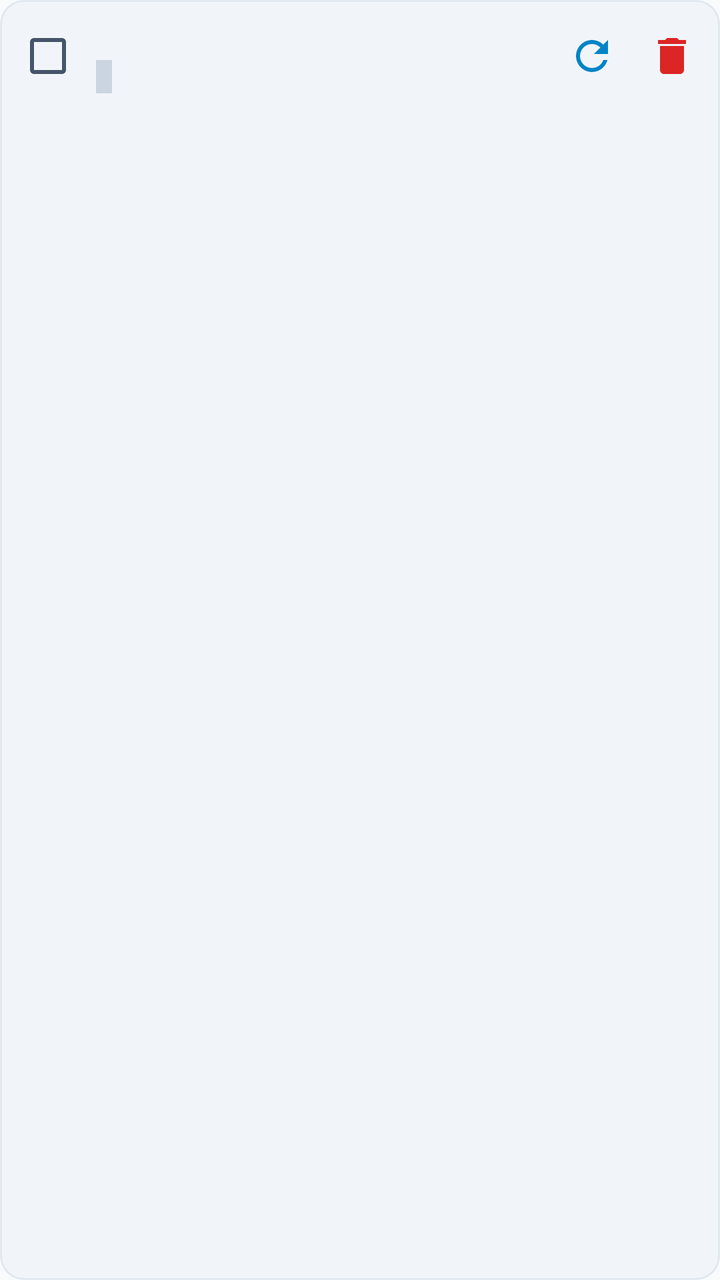
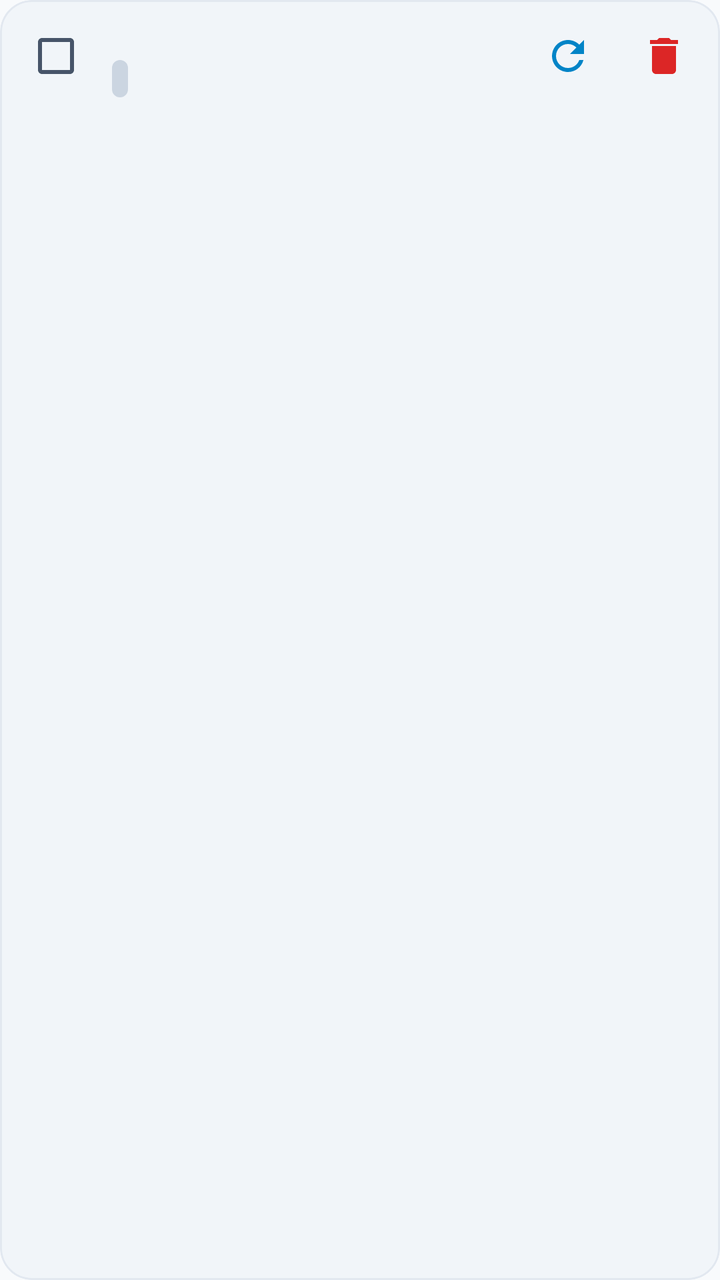

Compare the two renders of this Android layout. The source of the first and the diff that turns it into the second are given below.
<!-- AndroidManifest.xml: application theme Theme.XClient -->
<!-- res/layout/item_preferred_source.xml -->
<?xml version="1.0" encoding="utf-8"?>
<com.google.android.material.card.MaterialCardView
    xmlns:android="http://schemas.android.com/apk/res/android"
    xmlns:app="http://schemas.android.com/apk/res-auto"
    android:layout_width="match_parent"
    android:layout_height="wrap_content"
    android:layout_marginBottom="@dimen/spacing_sm"
    app:cardCornerRadius="12dp"
    app:cardElevation="0dp"
    app:strokeWidth="1dp"
    app:strokeColor="?attr/colorOutlineVariant"
    app:cardBackgroundColor="?attr/colorSurfaceContainerLow">

    <LinearLayout
        android:layout_width="match_parent"
        android:layout_height="wrap_content"
        android:minHeight="56dp"
        android:gravity="center_vertical"
        android:orientation="horizontal"
        android:paddingStart="@dimen/spacing_xs"
        android:paddingEnd="@dimen/spacing_xs"
        android:paddingTop="@dimen/spacing_xs"
        android:paddingBottom="@dimen/spacing_xs">

        
        <com.google.android.material.checkbox.MaterialCheckBox
            android:id="@+id/source_checkbox"
            android:layout_width="40dp"
            android:layout_height="40dp"
            android:contentDescription="@string/preferred_enable_source" />

        
        <LinearLayout
            android:layout_width="0dp"
            android:layout_height="wrap_content"
            android:layout_marginStart="@dimen/spacing_xs"
            android:layout_weight="1"
            android:orientation="vertical">

            <TextView
                android:id="@+id/source_title"
                android:layout_width="match_parent"
                android:layout_height="wrap_content"
                android:ellipsize="middle"
                android:singleLine="true"
                android:textAppearance="?attr/textAppearanceTitleSmall"
                android:textColor="?attr/colorOnSurface" />

            <LinearLayout
                android:layout_width="match_parent"
                android:layout_height="wrap_content"
                android:layout_marginTop="2dp"
                android:gravity="center_vertical"
                android:orientation="horizontal">

                <TextView
                    android:id="@+id/source_count_chip"
                    android:layout_width="wrap_content"
                    android:layout_height="wrap_content"
                    android:background="?attr/colorSurfaceContainerHigh"
                    android:paddingStart="4dp"
                    android:paddingEnd="4dp"
                    android:paddingTop="1dp"
                    android:paddingBottom="1dp"
                    android:textAppearance="?attr/textAppearanceLabelSmall"
                    android:textColor="?attr/colorOnSurfaceVariant" />

                <TextView
                    android:id="@+id/source_status_text"
                    android:layout_width="0dp"
                    android:layout_height="wrap_content"
                    android:layout_marginStart="@dimen/spacing_xs"
                    android:layout_weight="1"
                    android:ellipsize="end"
                    android:singleLine="true"
                    android:textAppearance="?attr/textAppearanceBodySmall"
                    android:textColor="?attr/colorOnSurfaceVariant" />
            </LinearLayout>
        </LinearLayout>

        
        <ImageButton
            android:id="@+id/btn_refresh_source"
            android:layout_width="40dp"
            android:layout_height="40dp"
            android:background="?attr/selectableItemBackgroundBorderless"
            android:contentDescription="@string/preferred_refresh_source"
            android:padding="8dp"
            android:src="@drawable/ic_refresh"
            app:tint="?attr/colorPrimary" />

        <ImageButton
            android:id="@+id/btn_delete_source"
            android:layout_width="40dp"
            android:layout_height="40dp"
            android:background="?attr/selectableItemBackgroundBorderless"
            android:contentDescription="@string/preferred_delete_source"
            android:padding="8dp"
            android:src="@drawable/ic_delete"
            app:tint="?attr/xError" />

    </LinearLayout>
</com.google.android.material.card.MaterialCardView>
<!-- resources referenced by this layout -->
<resources>
  <dimen name="spacing_sm">8dp</dimen>
  <dimen name="spacing_xs">4dp</dimen>
  <!-- drawable ic_delete (drawable) -->
  <?xml version="1.0" encoding="utf-8"?>
  <vector xmlns:android="http://schemas.android.com/apk/res/android"
      android:width="24dp"
      android:height="24dp"
      android:viewportWidth="24"
      android:viewportHeight="24">
      <path
          android:fillColor="#FFFFFFFF"
          android:pathData="M6,19c0,1.1 0.9,2 2,2h8c1.1,0 2,-0.9 2,-2V7H6v12zM19,4h-3.5l-1,-1h-5l-1,1H5v2h14V4z"/>
  </vector>
  <string name="preferred_delete_source">Delete Source</string>
  <string name="preferred_enable_source">Enable Source</string>
  <string name="preferred_refresh_source">Refresh Source</string>
  <color name="x_primary">#FF0284C7</color>
  <color name="x_on_primary">#FFFFFFFF</color>
  <color name="x_primary_container">#FFE0F2FE</color>
  <color name="x_on_primary_container">#FF03496E</color>
  <color name="md_success">#FF059669</color>
  <color name="md_on_success">#FFFFFFFF</color>
  <color name="md_success_container">#FFD1FAE5</color>
  <color name="md_on_success_container">#FF064E3B</color>
  <color name="md_warning">#FFD97706</color>
  <color name="md_on_warning">#FFFFFFFF</color>
  <color name="x_error">#FFDC2626</color>
  <color name="x_on_error">#FFFFFFFF</color>
  <color name="x_error_container">#FFFEE2E2</color>
  <color name="x_on_error_container">#FF991B1B</color>
  <color name="x_background">#FFF8FAFC</color>
  <color name="x_on_background">#FF0F172A</color>
  <color name="x_surface">#FFFFFFFF</color>
  <color name="x_on_surface">#FF0F172A</color>
  <color name="x_on_surface_variant">#FF475569</color>
  <color name="x_surface_container_lowest">#FFFFFFFF</color>
  <color name="x_surface_container_low">#FFF1F5F9</color>
  <color name="x_surface_container">#FFE2E8F0</color>
  <color name="x_surface_container_high">#FFCBD5E1</color>
  <color name="x_surface_container_highest">#FF94A3B8</color>
  <color name="x_outline">#FF94A3B8</color>
  <color name="x_outline_variant">#FFE2E8F0</color>
  <color name="x_tertiary">#FF0D9488</color>
  <color name="x_on_tertiary">#FFFFFFFF</color>
  <color name="x_tertiary_container">#FFCCFBF1</color>
  <color name="x_on_tertiary_container">#FF115E59</color>
  <color name="x_edit_container">#FFBAE6FD</color>
  <color name="x_on_edit_container">#FF0369A1</color>
  <!-- unchanged entries left out for length: 2 -->
</resources>

<!-- the commit's change to res/layout/item_preferred_source.xml (unified diff, before → after) -->
@@ -5,16 +5,16 @@
     android:layout_width="match_parent"
     android:layout_height="wrap_content"
     android:layout_marginBottom="@dimen/spacing_sm"
-    app:cardCornerRadius="12dp"
+    app:cardCornerRadius="16dp"
     app:cardElevation="0dp"
     app:strokeWidth="1dp"
-    app:strokeColor="?attr/colorOutlineVariant"
-    app:cardBackgroundColor="?attr/colorSurfaceContainerLow">
+    app:strokeColor="?attr/xOutlineVariant"
+    app:cardBackgroundColor="?attr/xSurfaceContainerLow">
 
     <LinearLayout
         android:layout_width="match_parent"
         android:layout_height="wrap_content"
-        android:minHeight="56dp"
+        android:minHeight="@dimen/touch_target_min"
         android:gravity="center_vertical"
         android:orientation="horizontal"
         android:paddingStart="@dimen/spacing_xs"
@@ -25,8 +25,8 @@
         
         <com.google.android.material.checkbox.MaterialCheckBox
             android:id="@+id/source_checkbox"
-            android:layout_width="40dp"
-            android:layout_height="40dp"
+            android:layout_width="@dimen/touch_target_min"
+            android:layout_height="@dimen/touch_target_min"
             android:contentDescription="@string/preferred_enable_source" />
 
         
@@ -44,12 +44,12 @@
                 android:ellipsize="middle"
                 android:singleLine="true"
                 android:textAppearance="?attr/textAppearanceTitleSmall"
-                android:textColor="?attr/colorOnSurface" />
+                android:textColor="?attr/xOnSurface" />
 
             <LinearLayout
                 android:layout_width="match_parent"
                 android:layout_height="wrap_content"
-                android:layout_marginTop="2dp"
+                android:layout_marginTop="@dimen/spacing_xs"
                 android:gravity="center_vertical"
                 android:orientation="horizontal">
 
@@ -57,13 +57,13 @@
                     android:id="@+id/source_count_chip"
                     android:layout_width="wrap_content"
                     android:layout_height="wrap_content"
-                    android:background="?attr/colorSurfaceContainerHigh"
-                    android:paddingStart="4dp"
-                    android:paddingEnd="4dp"
-                    android:paddingTop="1dp"
-                    android:paddingBottom="1dp"
+                    android:background="@drawable/bg_pill_badge"
+                    android:paddingStart="@dimen/spacing_xs"
+                    android:paddingEnd="@dimen/spacing_xs"
+                    android:paddingTop="2dp"
+                    android:paddingBottom="2dp"
                     android:textAppearance="?attr/textAppearanceLabelSmall"
-                    android:textColor="?attr/colorOnSurfaceVariant" />
+                    android:textColor="?attr/xOnSurfaceVariant" />
 
                 <TextView
                     android:id="@+id/source_status_text"
@@ -74,28 +74,30 @@
                     android:ellipsize="end"
                     android:singleLine="true"
                     android:textAppearance="?attr/textAppearanceBodySmall"
-                    android:textColor="?attr/colorOnSurfaceVariant" />
+                    android:textColor="?attr/xOnSurfaceVariant" />
             </LinearLayout>
         </LinearLayout>
 
         
         <ImageButton
             android:id="@+id/btn_refresh_source"
-            android:layout_width="40dp"
-            android:layout_height="40dp"
-            android:background="?attr/selectableItemBackgroundBorderless"
+            android:layout_width="@dimen/touch_target_min"
+            android:layout_height="@dimen/touch_target_min"
+            android:background="@drawable/bg_icon_button_focus"
             android:contentDescription="@string/preferred_refresh_source"
-            android:padding="8dp"
+            android:focusable="true"
+            android:padding="@dimen/spacing_md"
             android:src="@drawable/ic_refresh"
-            app:tint="?attr/colorPrimary" />
+            app:tint="?attr/xPrimary" />
 
         <ImageButton
             android:id="@+id/btn_delete_source"
-            android:layout_width="40dp"
-            android:layout_height="40dp"
-            android:background="?attr/selectableItemBackgroundBorderless"
+            android:layout_width="@dimen/touch_target_min"
+            android:layout_height="@dimen/touch_target_min"
+            android:background="@drawable/bg_icon_button_focus"
             android:contentDescription="@string/preferred_delete_source"
-            android:padding="8dp"
+            android:focusable="true"
+            android:padding="@dimen/spacing_md"
             android:src="@drawable/ic_delete"
             app:tint="?attr/xError" />
 
<!-- resource entries referenced after the edit -->
@@ -1,7 +1,39 @@
 <!-- resources referenced by this layout -->
 <resources>
+  <dimen name="spacing_md">12dp</dimen>
   <dimen name="spacing_sm">8dp</dimen>
   <dimen name="spacing_xs">4dp</dimen>
+  <dimen name="touch_target_min">48dp</dimen>
+  <!-- drawable bg_icon_button_focus (drawable) -->
+  <?xml version="1.0" encoding="utf-8"?>
+  <selector xmlns:android="http://schemas.android.com/apk/res/android">
+      <item android:state_focused="true">
+          <shape android:shape="rectangle">
+              <corners android:radius="8dp" />
+              <stroke android:width="2dp" android:color="?attr/xPrimary" />
+              <solid android:color="?attr/xSurfaceContainerHigh" />
+          </shape>
+      </item>
+      <item android:state_pressed="true">
+          <shape android:shape="rectangle">
+              <corners android:radius="8dp" />
+              <solid android:color="?attr/xSurfaceContainerHigh" />
+          </shape>
+      </item>
+      <item>
+          <shape android:shape="rectangle">
+              <corners android:radius="8dp" />
+              <solid android:color="@android:color/transparent" />
+          </shape>
+      </item>
+  </selector>
+  <!-- drawable bg_pill_badge (drawable) -->
+  <?xml version="1.0" encoding="utf-8"?>
+  <shape xmlns:android="http://schemas.android.com/apk/res/android"
+      android:shape="rectangle">
+      <corners android:radius="12dp" />
+      <solid android:color="?attr/xSurfaceContainerHigh" />
+  </shape>
   <!-- drawable ic_delete (drawable) -->
   <?xml version="1.0" encoding="utf-8"?>
   <vector xmlns:android="http://schemas.android.com/apk/res/android"
